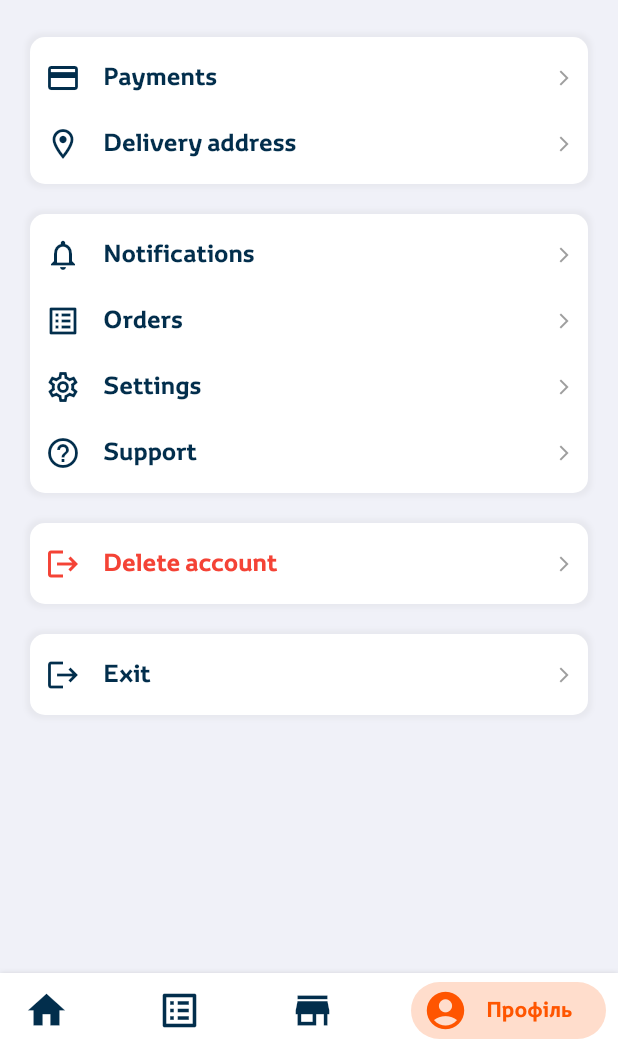
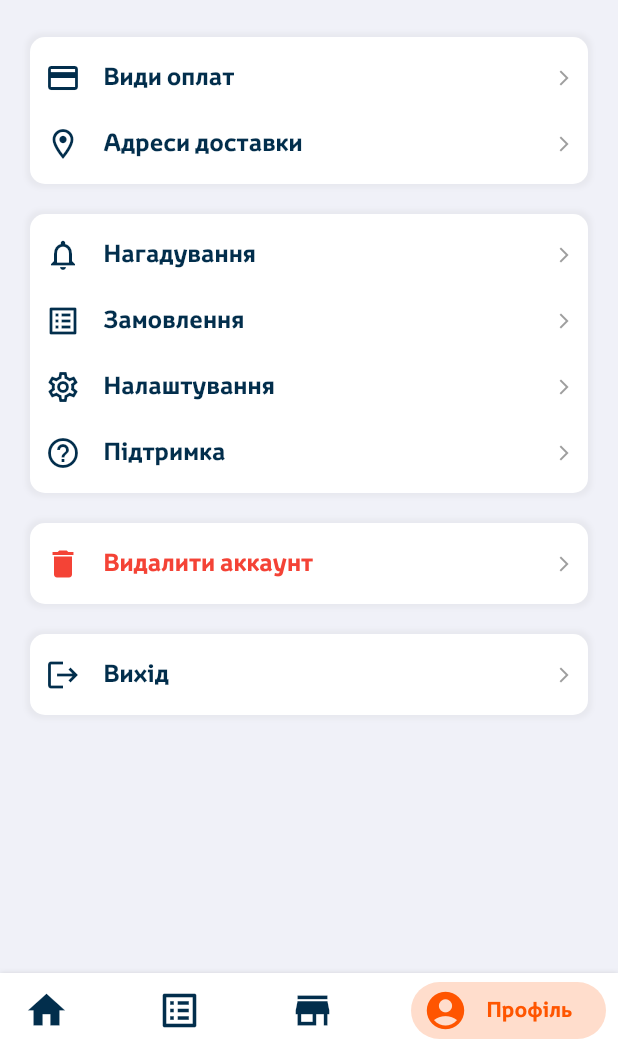
Before and after one commit to yarsort/res, a Flutter app: the Home screen opened directly, after a tap on the "menu" icon, on a phone screen of 412 x 824 dp, the part 188-1236 px from its top. Run offline on Flutter 3.47's test engine with Material 2 defaults, Android fonts, the phone set to English and light mode, and no system bars; drawn by our look-alikes of bottom_navy_bar; our stand-ins replace barcode_widget, cached_network_image, flutter_cache_manager, flutter_slidable, fluttertoast, shared_preferences; accounts and stored records are empty; network calls fail.

Commit message:
Третя версія програми Технотоп

```diff
--- a/lib/pages/home/home.dart
+++ b/lib/pages/home/home.dart
@@ -151,7 +151,7 @@ class _HomeState extends State<Home> {
   _loadDefaultBonus() {
     if (listBonuses.length == 0) {
       Bonus newBonusActive = Bonus(
-          name: 'Active bonus',
+          name: 'Активні бонуси',
           sum: 0.00,
           type: 'active',
           activation: 'Термін дії невідомий');
@@ -159,7 +159,7 @@ class _HomeState extends State<Home> {
       listBonuses.add(newBonusActive);
 
       Bonus newBonusPassive = Bonus(
-          name: 'Passive bonus',
+          name: 'Пасивні бонуси',
           sum: 0.00,
           type: 'passive',
           activation: 'Дата активації невідома');
@@ -168,7 +168,7 @@ class _HomeState extends State<Home> {
     }else{
       if(constBarcodeUser != '') {
         Bonus newBonusCard = Bonus(
-            name: 'Card',
+            name: 'Картка клієнта',
             sum: 0.00,
             type: '',
             activation: '');
--- a/lib/pages/profile/profile.dart
+++ b/lib/pages/profile/profile.dart
@@ -23,7 +23,7 @@ class _ProfileState extends State<Profile> {
     setState(() {
       nameUser = (prefs.getString('settings_nameUser') ?? '');
       phoneUser = (prefs.getString('settings_phoneUser') ?? 'Заповніть Ваші реквізити');
-      emailUser = (prefs.getString('settings_emailUser') ?? '');
+      emailUser = (prefs.getString('settings_emailUser') ?? 'Поштова адреса не вказана');
     });
   }
 
@@ -65,7 +65,7 @@ class _ProfileState extends State<Profile> {
                     MaterialPageRoute(builder: (context) => PaymentMethod()),
                   ),
                   icon: Icons.credit_card,
-                  title: 'Payments',
+                  title: 'Види оплат',
                   color: darkBlueColor,
                 ),
                 profileDetailsRow(
@@ -74,7 +74,7 @@ class _ProfileState extends State<Profile> {
                     MaterialPageRoute(builder: (context) => DeliveryMethod()),
                   ),
                   icon: Icons.location_on_outlined,
-                  title: 'Delivery address',
+                  title: 'Адреси доставки',
                   color: darkBlueColor,
                 ),
                 // profileDetailsRow(
@@ -107,7 +107,7 @@ class _ProfileState extends State<Profile> {
                     MaterialPageRoute(builder: (context) => Notifications()),
                   ),
                   icon: Icons.notifications_outlined,
-                  title: 'Notifications',
+                  title: 'Нагадування',
                   color: darkBlueColor,
                 ),
                 profileDetailsRow(
@@ -119,7 +119,7 @@ class _ProfileState extends State<Profile> {
                     );
                   },
                   icon: Icons.list_alt,
-                  title: 'Orders',
+                  title: 'Замовлення',
                   color: darkBlueColor,
                 ),
                 profileDetailsRow(
@@ -128,7 +128,7 @@ class _ProfileState extends State<Profile> {
                     MaterialPageRoute(builder: (context) => Settings()),
                   ),
                   icon: Icons.settings_outlined,
-                  title: 'Settings',
+                  title: 'Налаштування',
                   color: darkBlueColor,
                 ),
                 profileDetailsRow(
@@ -137,7 +137,7 @@ class _ProfileState extends State<Profile> {
                     MaterialPageRoute(builder: (context) => Support()),
                   ),
                   icon: Icons.help_outline_outlined,
-                  title: 'Support',
+                  title: 'Підтримка',
                   color: darkBlueColor,
                 ),
               ],
@@ -146,8 +146,8 @@ class _ProfileState extends State<Profile> {
           profileDetails(
             child: profileDetailsRow(
               ontap: () => deleteAccountDialog(),
-              icon: Icons.logout,
-              title: 'Delete account',
+              icon: Icons.delete,
+              title: 'Видалити аккаунт',
               color: Colors.red,
             ),
           ),
@@ -155,7 +155,7 @@ class _ProfileState extends State<Profile> {
             child: profileDetailsRow(
               ontap: () => logoutDialog(),
               icon: Icons.logout,
-              title: 'Exit',
+              title: 'Вихід',
               color: darkBlueColor,
             ),
           ),
--- a/pubspec.yaml
+++ b/pubspec.yaml
@@ -15,7 +15,7 @@ publish_to: 'none' # Remove this line if you wish to publish to pub.dev
 # In iOS, build-name is used as CFBundleShortVersionString while build-number used as CFBundleVersion.
 # Read more about iOS versioning at
 # https://developer.apple.com/library/archive/documentation/General/Reference/InfoPlistKeyReference/Articles/CoreFoundationKeys.html
-version: 1.0.13+13
+version: 1.0.14+14
 
 environment:
   sdk: ">=2.7.0 <3.0.0"
```
